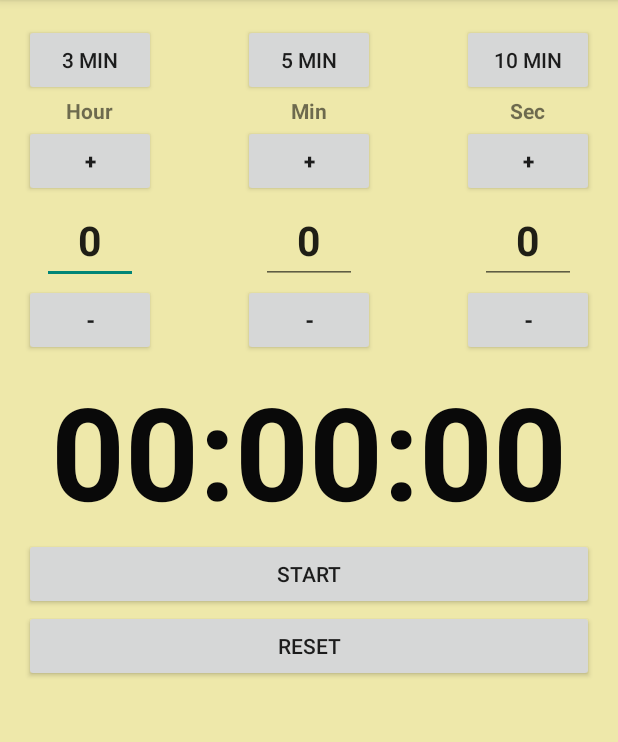
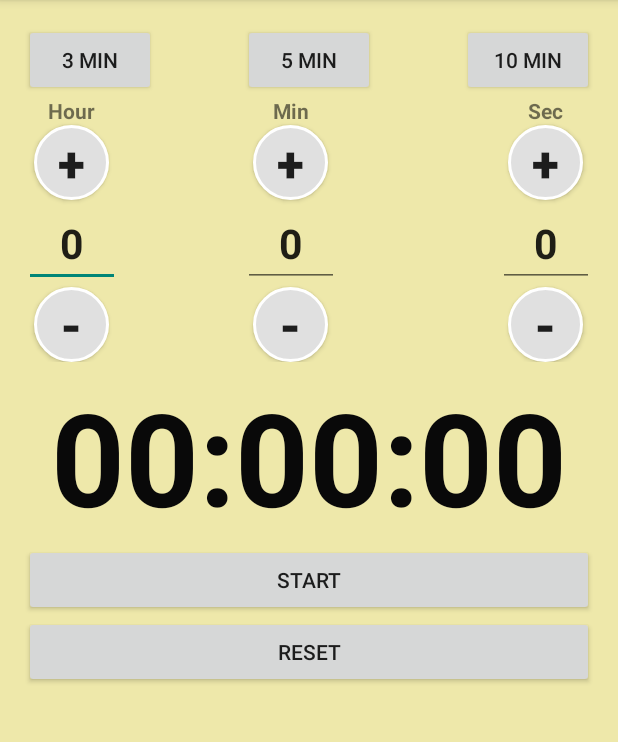
Before and after one commit to rodolfothegreat/AContdownTimer, an Android app: the screen it shows after launch (TimerMainActivity), on a phone screen of 412 x 824 dp, the part 84-826 px from its top. Run offline under Robolectric (Android 15) with nearby library versions, the phone set to English and light mode, and no system bars.

Commit message:
v1.5 Add cisrular buttons

```diff
--- a/app/src/main/AndroidManifest.xml
+++ b/app/src/main/AndroidManifest.xml
@@ -9,6 +9,7 @@
         android:theme="@style/AppTheme" >
         <activity
             android:name=".TimerMainActivity"
+            android:icon="@mipmap/ic_launcher"
             android:label="@string/app_name" >
             <intent-filter>
                 <action android:name="android.intent.action.MAIN" />
--- a/app/src/main/java/com/manzana/rde/acontdowntimer/RdeSelectorView.java
+++ b/app/src/main/java/com/manzana/rde/acontdowntimer/RdeSelectorView.java
@@ -158,10 +158,10 @@ public class RdeSelectorView extends LinearLayout {
                 int oldvalue = thevalue;
                 if (thevalue < 0)
                     thevalue = 0;
-                if(thevalue > mMax)
+                if (thevalue > mMax)
                     thevalue = mMax;
-                if(oldvalue != thevalue)
-                    edtNumber.setText(String.valueOf(thevalue) );
+                if (oldvalue != thevalue)
+                    edtNumber.setText(String.valueOf(thevalue));
             }
         });
 
--- a/app/src/main/java/com/manzana/rde/acontdowntimer/TimerMainActivity.java
+++ b/app/src/main/java/com/manzana/rde/acontdowntimer/TimerMainActivity.java
@@ -370,6 +370,9 @@ public class TimerMainActivity extends ActionBarActivity {
         this.btnStart.setText(sharedPreferences.getString("btnStart", "Start"));
         this.btnReset.setText(sharedPreferences.getString("btnReset", "Reset")  );
 
+        if (!amRunning)
+            tvTime.setText(sharedPreferences.getString("tvTime","00:00:00" )  );
+
         if ((this.initTime + this.interval < SystemClock.elapsedRealtime() ) && (amRunning)) {
             amRunning = false;
             this.btnStart.setText("Start");
@@ -400,6 +403,9 @@ public class TimerMainActivity extends ActionBarActivity {
         editor.putString("btnStart", this.btnStart.getText().toString());
         editor.putString("btnReset", this.btnReset.getText().toString() );
         editor.putString("chosenRingtone", this.chosenRingtone);
+
+        editor.putString("tvTime", this.tvTime.getText().toString());
+
         editor.commit();
 
     }
--- /dev/null
+++ b/app/src/main/res/drawable/round_button.xml
@@ -0,0 +1,6 @@
+<?xml version="1.0" encoding="utf-8"?>
+<shape xmlns:android="http://schemas.android.com/apk/res/android"
+    android:shape="oval">
+    <solid android:color="#E0E0E0"/>
+    <stroke android:width="2dp" android:color="#fff" />
+</shape>
--- a/app/src/main/res/layout/layout_extra.xml
+++ b/app/src/main/res/layout/layout_extra.xml
@@ -18,9 +18,12 @@
 
         <Button
             android:id="@+id/btnUp"
-            android:layout_width="wrap_content"
-            android:layout_height="wrap_content"
-            android:text=" + "
+            android:text="+"
+            android:layout_width="50dp"
+            android:layout_height="50dp"
+            android:background="@drawable/round_button"
+            android:gravity="center_vertical|center_horizontal"
+            android:textSize="33dp"
             android:textStyle="bold" />
 
         <EditText
@@ -40,11 +43,14 @@
             android:numeric="integer" />
 
         <Button
-            android:layout_width="wrap_content"
-            android:layout_height="wrap_content"
+            android:layout_width="50dp"
+            android:layout_height="50dp"
+            android:background="@drawable/round_button"
+            android:gravity="center_vertical|center_horizontal"
             android:scaleType="fitXY"
             android:id="@+id/btnDown"
-            android:text=" - "
+            android:textSize="33dp"
+            android:text="-"
             android:textStyle="bold" />
 
 
```
